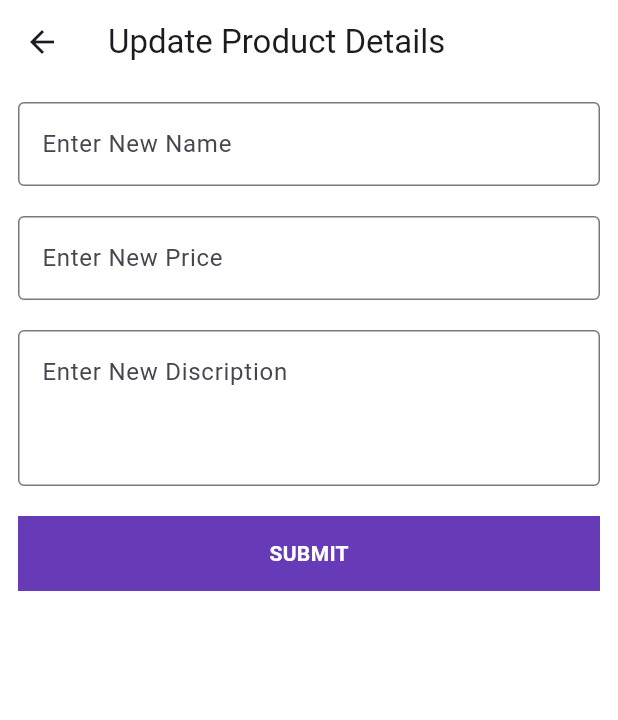
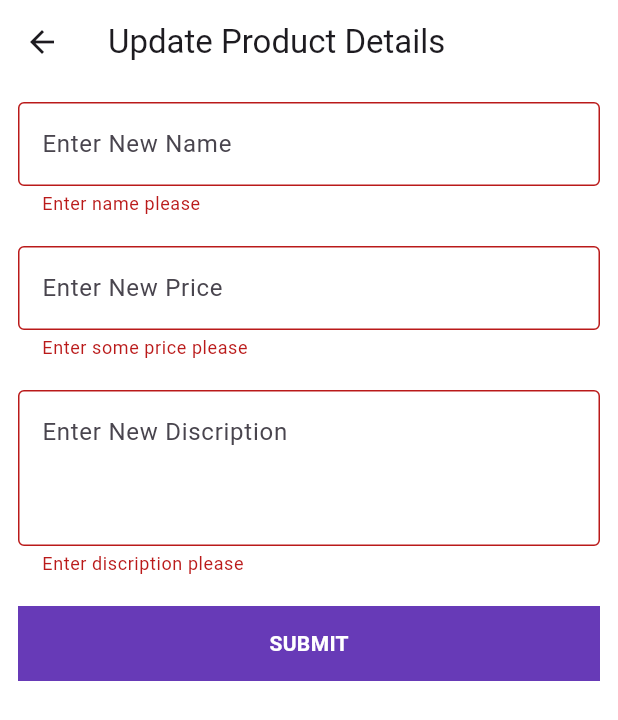
Before and after one commit to sreenandh-tp/task1, a Flutter app: the UpdatePage screen opened directly with empty values, after a tap on "SUBMIT", on a phone screen of 412 x 824 dp. Shown: the top 720 px of the screen. Run offline on Flutter 3.47's test engine with Material 3 defaults, Android fonts, the phone set to English and light mode, and no system bars; our stand-ins replace bloc, dartz, dio, flutter_bloc, freezed_annotation, get_it and 1 more; network calls fail.

Commit message:
last committ

```diff
--- a/lib/presentation/product_list/widgets/product_listview.dart
+++ b/lib/presentation/product_list/widgets/product_listview.dart
@@ -96,7 +96,7 @@ class ProductsListView extends StatelessWidget {
                                               fit: BoxFit.cover,
                                             ),
                                     ),
-                                    const SizedBox(height: 15),
+                                    // const SizedBox(height: 15),
                                     Text(
                                       productitems.title,
                                       style: const TextStyle(
--- a/lib/presentation/update_product/update_page.dart
+++ b/lib/presentation/update_product/update_page.dart
@@ -6,6 +6,7 @@ import '../../application/update_product/update_product_bloc.dart';
 class UpdatePage extends StatelessWidget {
   final int id;
   UpdatePage({super.key, required this.id});
+  final GlobalKey<FormState> globalKey = GlobalKey();
 
   final productnameController = TextEditingController();
   final productpriceController = TextEditingController();
@@ -15,6 +16,7 @@ class UpdatePage extends StatelessWidget {
     WidgetsBinding.instance.addPostFrameCallback((_) {});
     return BlocListener<UpdateProductBloc, UpdateProductState>(
       listener: (context, state) {
+        // print("vvvvvvv${state.idUpdate}");
         if (state.idUpdate) {
           const snackBar = SnackBar(
             content: Text('Product Details Updated Successfully.....'),
@@ -32,7 +34,9 @@ class UpdatePage extends StatelessWidget {
           padding: const EdgeInsets.all(12.0),
           child: BlocBuilder<UpdateProductBloc, UpdateProductState>(
             builder: (context, state) {
-              return Column(
+              return Form(
+                key: globalKey,
+                child: Column(
                   children: [
                     TextFormField(
                       controller: productnameController,
@@ -40,6 +44,12 @@ class UpdatePage extends StatelessWidget {
                         hintText: 'Enter New Name',
                         border: OutlineInputBorder(),
                       ),
+                      validator: (value) {
+                        if (value == null) {
+                          return null;
+                        }
+                        return "Enter name please";
+                      },
                     ),
                     const SizedBox(height: 20),
                     TextFormField(
@@ -48,6 +58,12 @@ class UpdatePage extends StatelessWidget {
                         hintText: 'Enter New Price',
                         border: OutlineInputBorder(),
                       ),
+                      validator: (value) {
+                        if (value == null) {
+                          return null;
+                        }
+                        return "Enter some price please";
+                      },
                     ),
                     const SizedBox(height: 20),
                     TextFormField(
@@ -58,6 +74,12 @@ class UpdatePage extends StatelessWidget {
                         hintText: 'Enter New Discription',
                         border: OutlineInputBorder(),
                       ),
+                      validator: (value) {
+                        if (value == null) {
+                          return null;
+                        }
+                        return "Enter discription please";
+                      },
                     ),
                     const SizedBox(height: 20),
                     state.isLoading
@@ -68,15 +90,20 @@ class UpdatePage extends StatelessWidget {
                           )
                         : GestureDetector(
                             onTap: () {
+                              if (globalKey.currentState?.validate() ?? true) {
                                 BlocProvider.of<UpdateProductBloc>(context).add(
                                   UpdateProductEvent.updateProduct(
                                     productID: id,
-                                description: productdiscriptionController.text,
+                                    description:
+                                        productdiscriptionController.text,
                                     productname: productnameController.text,
                                     productprice:
                                         int.parse(productpriceController.text),
                                   ),
                                 );
+                              } else {
+                                return;
+                              }
                             },
                             child: Container(
                               height: 50,
@@ -93,6 +120,7 @@ class UpdatePage extends StatelessWidget {
                             ),
                           )
                   ],
+                ),
               );
             },
           ),
```
Lines whose indentation alone changed are shown as unchanged.
